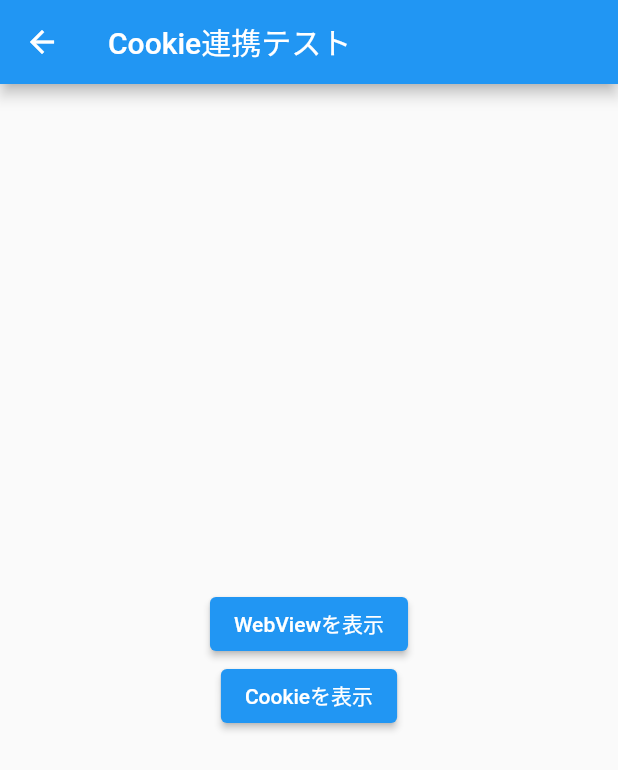
After one commit to ogino/flutter_demo, a Flutter app: the CookieWidget screen opened directly, after a tap on "Cookieを表示", on a phone screen of 412 x 824 dp. The commit adds this screen. Shown: the top 770 px of the screen. Run offline on Flutter 3.47's test engine with Material 2 defaults, Android fonts, the phone set to English and light mode, and no system bars; our stand-ins replace device_info, firebase_analytics, firebase_core, firebase_crashlytics, modal_bottom_sheet, timezone and 1 more; missing offline and left inert: advertising_id, app_tracking_transparency, fcm_config, firebase_performance, format, version and 1 more; accounts and stored records are empty.

Commit message:
Add WebView and App. Native cookie linkage
Update Gemfile.lock and Podfile iOS version 10 to 14.

```diff
--- a/lib/main.dart
+++ b/lib/main.dart
@@ -2,6 +2,7 @@ import "dart:async";
 import "dart:io";
 
 import "package:demo/utils.dart";
+import "package:demo/webview/cookie_widget.dart";
 import "package:flutter/foundation.dart";
 import "package:flutter/material.dart";
 import "package:firebase_core/firebase_core.dart";
@@ -195,6 +196,12 @@ class MainPage extends StatelessWidget {
                   uiLocalNotificationDateInterpretation: UILocalNotificationDateInterpretation.absoluteTime,
                 );
               }
+            ),
+            ElevatedButton(
+                child: const Text("WebView-Native Cookie Linkage"),
+                onPressed: () async {
+                  Navigator.push(context, MaterialPageRoute(builder: (context) => const CookieWidget()));
+                }
             )
           ],
         ),
--- /dev/null
+++ b/lib/webview/cookie_widget.dart
@@ -0,0 +1,72 @@
+import "package:demo/webview/web_view_widget.dart";
+import "package:flutter/foundation.dart";
+import "package:flutter/material.dart";
+import "package:format/format.dart";
+import "package:modal_bottom_sheet/modal_bottom_sheet.dart";
+import "package:webview_cookie_manager/webview_cookie_manager.dart";
+
+class CookieWidget extends StatelessWidget {
+  const CookieWidget({Key? key}) : super(key: key);
+  static final cookieManager = WebviewCookieManager();
+  static const url = "https://www.google.com/";
+
+  @override
+  Widget build(BuildContext context) {
+    cookieManager.clearCookies();
+    return Scaffold(
+      appBar: AppBar(
+        title: const Text("Cookie連携テスト"),
+      ),
+      body: Center(
+        child: Column(
+          mainAxisAlignment: MainAxisAlignment.center,
+          children: <Widget>[
+            ElevatedButton(
+              child: const Text("WebViewを表示"),
+              onPressed: () {
+                showCupertinoModalBottomSheet(
+                  expand: true,
+                  useRootNavigator: true,
+                  context: context,
+                  builder: (context) => WebViewWidget(cookieManager: cookieManager, url: url)
+                );
+              }
+            ),
+            ElevatedButton(
+                child: const Text("Cookieを表示"),
+                onPressed: () async {
+                  final cookies = await cookieManager.getCookies(url);
+                  var text = "";
+                  for (var cookie in cookies) {
+                    text += format("{} : {}\n", cookie.name, cookie.value);
+                  }
+                  if (kDebugMode) {
+                    print("text is $text");
+                  }
+                  showDialog<void>(
+                    context: context,
+                    builder: (_) {
+                      return AlertDialog(
+                        title: const Text("Cookieデータ"),
+                        content: Text(text),
+                        actions: [
+                          TextButton(
+                            onPressed: () => Navigator.pop(context, "Cancel"),
+                            child: const Text("Cancel"),
+                          ),
+                          TextButton(
+                            onPressed: () => Navigator.pop(context, "OK"),
+                            child: const Text("OK"),
+                          ),
+                        ],
+                      );
+                    }
+                  );
+                },
+              ),
+          ],
+        ),
+      ),
+    );
+  }
+}
--- a/pubspec.yaml
+++ b/pubspec.yaml
@@ -47,6 +47,10 @@ dependencies:
   version: ^2.0.0
   timezone: ^0.8.0
   get: ^4.6.5
+  webview_flutter: ^3.0.4
+  webview_cookie_manager: ^2.0.6
+  modal_bottom_sheet: ^2.0.1
+  format: ^1.1.1
 
 dev_dependencies:
   flutter_test:
```
Also changed, not shown: lib/webview/web_view_widget.dart (added, +25 -0 lines), pubspec.lock, 4 other files.
